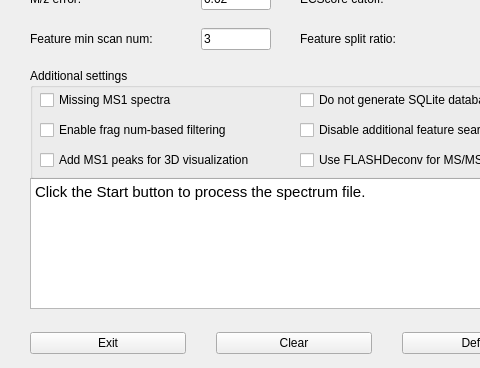
Old version of the form src/gui/topfd/topfddialog.ui in the repository toppic-suite/toppic-suite; both pictures show x 0 to 480 and y 262 to 630 of the 965 by 630 pixel window.
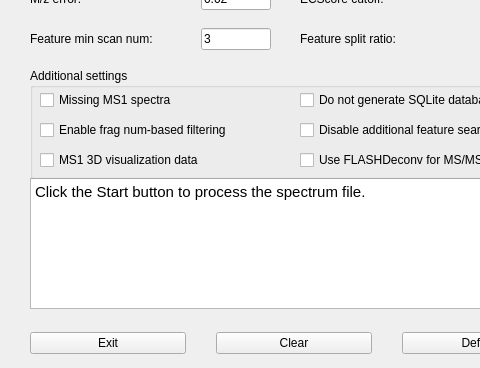
New version of the form. Icons and pictures are not drawn.

Commit message:
topfd_gui: shorten the sql-3d checkbox text to "MS1 3D visualization data"
Claude-Session: https://claude.ai/code/session_01Uajse6VSkfw1qMK4AAxMct

Diff of the .ui file:
```diff
--- a/src/gui/topfd/topfddialog.ui
+++ b/src/gui/topfd/topfddialog.ui
@@ -771,7 +771,7 @@
          <bool>false</bool>
         </property>
         <property name="text">
-         <string>Add MS1 peaks for 3D visualization</string>
+         <string>MS1 3D visualization data</string>
         </property>
         <property name="checkable">
          <bool>true</bool>
```
